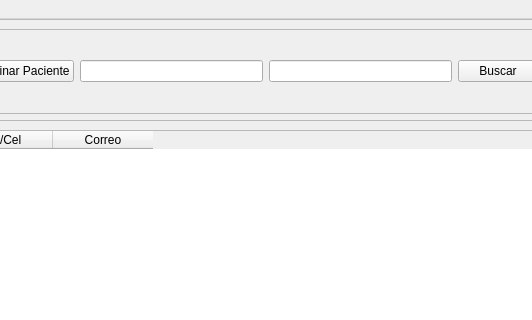
DySHITal/vaccines, file setup.ui: the form before one commit; both pictures show x 268 to 800 and y 0 to 320 of the 1095 by 829 pixel window.
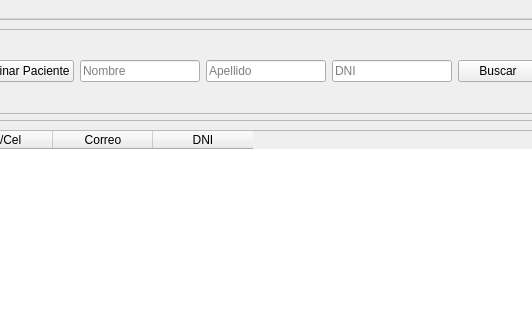
The form after the commit.

```diff
--- a/setup.ui
+++ b/setup.ui
@@ -92,10 +92,25 @@
                </widget>
               </item>
               <item>
-               <widget class="QLineEdit" name="line_nombre_db"/>
+               <widget class="QLineEdit" name="line_nombre_db">
+                <property name="placeholderText">
+                 <string>Nombre</string>
+                </property>
+               </widget>
               </item>
               <item>
-               <widget class="QLineEdit" name="line_apellido_db"/>
+               <widget class="QLineEdit" name="line_apellido_db">
+                <property name="placeholderText">
+                 <string>Apellido</string>
+                </property>
+               </widget>
+              </item>
+              <item>
+               <widget class="QLineEdit" name="line_dni_db">
+                <property name="placeholderText">
+                 <string>DNI</string>
+                </property>
+               </widget>
               </item>
               <item>
                <widget class="QPushButton" name="bt_buscar_db">
@@ -158,6 +173,11 @@
                   <string>Correo</string>
                  </property>
                 </column>
+                <column>
+                 <property name="text">
+                  <string>DNI</string>
+                 </property>
+                </column>
                </widget>
               </item>
               <item>
```
Left out of the diff: 44 changed lines with no effect on the pictures.
